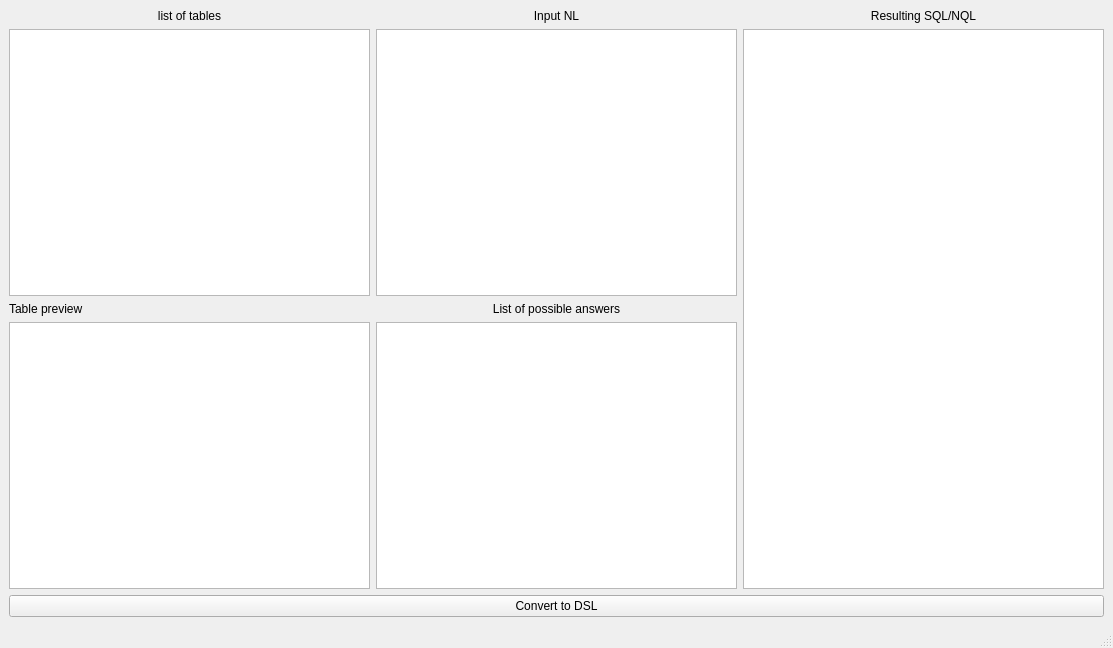
This is nqlpredgui.ui in Koliham/SQLNetwNQL as Qt 5 draws it before an edit. The edited form follows.
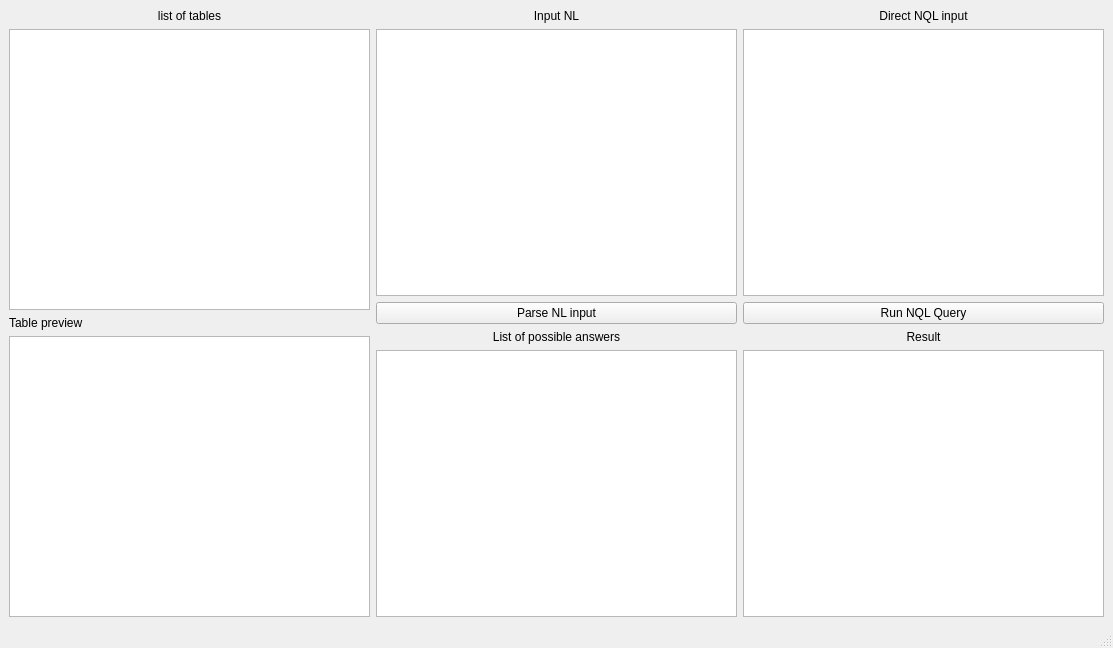
This is the edited form.

Commit message: nql input now possible

```diff
--- a/nqlpredgui.ui
+++ b/nqlpredgui.ui
@@ -62,6 +62,16 @@
         <item>
          <widget class="QTextEdit" name="txtNL"/>
         </item>
+        <item>
+         <widget class="QPushButton" name="btnConvert">
+          <property name="enabled">
+           <bool>true</bool>
+          </property>
+          <property name="text">
+           <string>Parse NL input</string>
+          </property>
+         </widget>
+        </item>
         <item>
          <widget class="QLabel" name="label_2">
           <property name="text">
@@ -85,10 +95,30 @@
       </item>
       <item>
        <layout class="QVBoxLayout" name="verticalLayout_4">
+        <item>
+         <widget class="QLabel" name="label_6">
+          <property name="text">
+           <string>Direct NQL input</string>
+          </property>
+          <property name="alignment">
+           <set>Qt::AlignCenter</set>
+          </property>
+         </widget>
+        </item>
+        <item>
+         <widget class="QTextEdit" name="textNQL"/>
+        </item>
+        <item>
+         <widget class="QPushButton" name="btnRunNQL">
+          <property name="text">
+           <string>Run NQL Query</string>
+          </property>
+         </widget>
+        </item>
         <item>
          <widget class="QLabel" name="label_4">
           <property name="text">
-           <string>Resulting SQL/NQL</string>
+           <string>Result</string>
           </property>
           <property name="alignment">
            <set>Qt::AlignCenter</set>
@@ -102,16 +132,6 @@
       </item>
      </layout>
     </item>
-    <item row="1" column="0">
-     <widget class="QPushButton" name="btnConvert">
-      <property name="enabled">
-       <bool>true</bool>
-      </property>
-      <property name="text">
-       <string>Convert to DSL</string>
-      </property>
-     </widget>
-    </item>
    </layout>
   </widget>
   <widget class="QMenuBar" name="menubar">
```
The commit also changes 5 other files.
